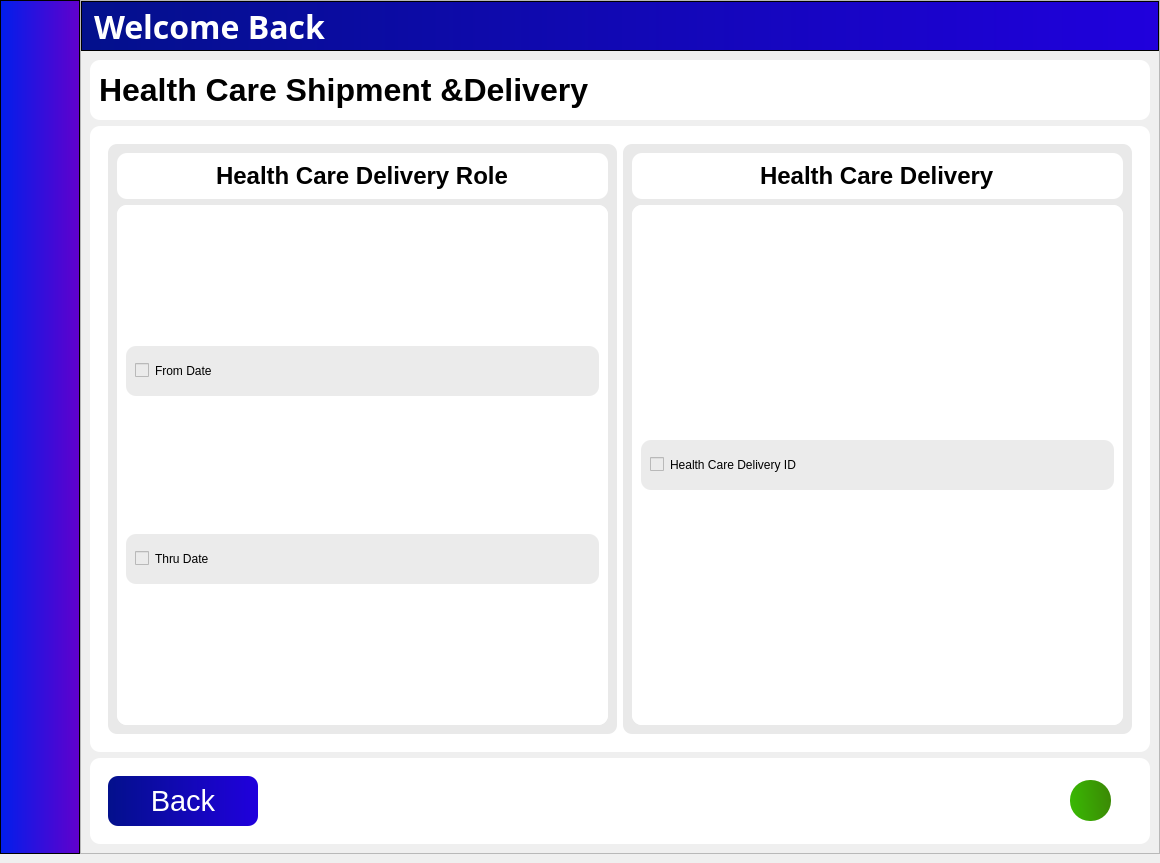
Before: the Qt Designer form 1st copy.ui in ahmedsiddiquii/FYP, drawn with Qt 5.
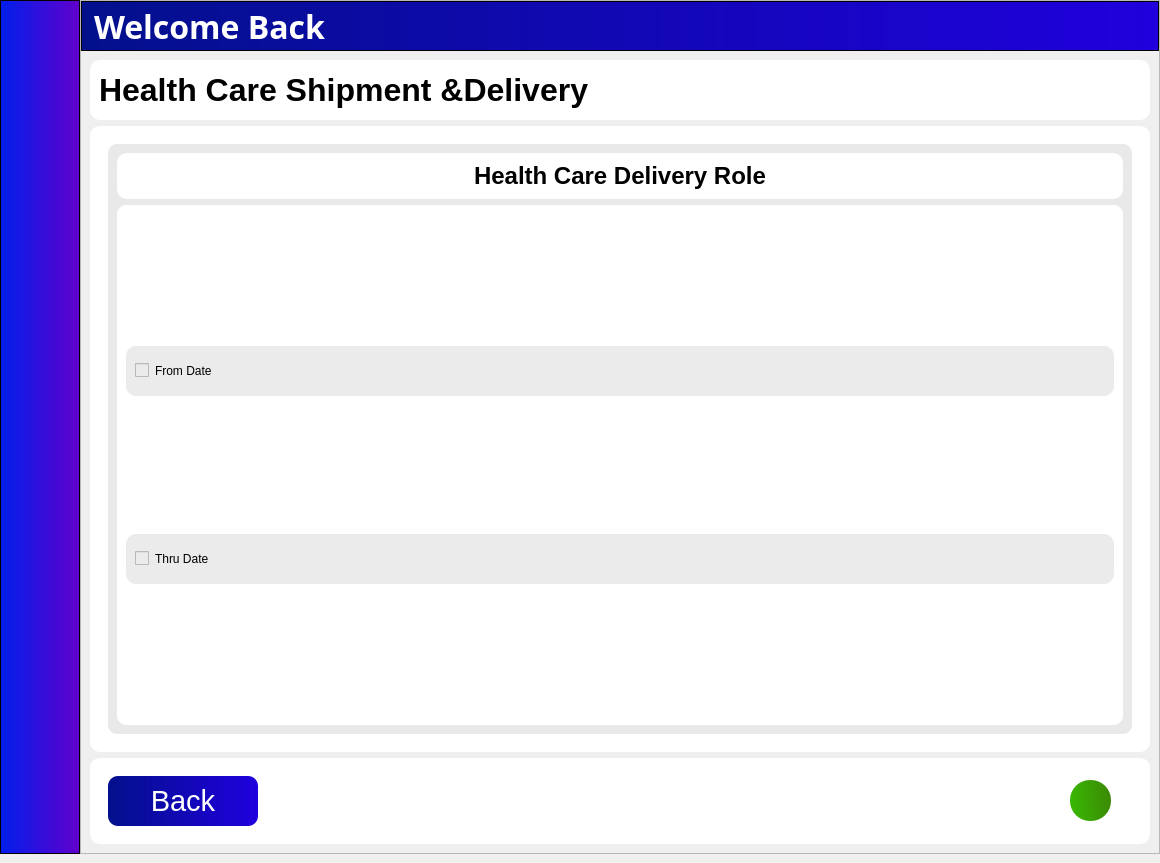
After: the same form once the commit is applied. The open tabs and pages were chosen to show the change. Icons and pictures are not drawn.

```diff
--- a/1st copy.ui
+++ b/1st copy.ui
@@ -516,7 +516,7 @@
                    <x>0</x>
                    <y>0</y>
                    <width>1030</width>
-                   <height>549</height>
+                   <height>561</height>
                   </rect>
                  </property>
                  <layout class="QGridLayout" name="gridLayout">
@@ -595,8 +595,8 @@
                          <rect>
                           <x>0</x>
                           <y>0</y>
-                          <width>471</width>
-                          <height>439</height>
+                          <width>982</width>
+                          <height>451</height>
                          </rect>
                         </property>
                         <layout class="QVBoxLayout" name="verticalLayout_8">
@@ -665,122 +665,6 @@
                     </layout>
                    </widget>
                   </item>
-                  <item row="0" column="1">
-                   <widget class="QFrame" name="frame_11">
-                    <property name="minimumSize">
-                     <size>
-                      <width>411</width>
-                      <height>411</height>
-                     </size>
-                    </property>
-                    <property name="maximumSize">
-                     <size>
-                      <width>16217777</width>
-                      <height>16217777</height>
-                     </size>
-                    </property>
-                    <property name="styleSheet">
-                     <string notr="true">background-color: rgb(233, 233, 233);
-border-radius:9px;</string>
-                    </property>
-                    <property name="frameShape">
-                     <enum>QFrame::StyledPanel</enum>
-                    </property>
-                    <property name="frameShadow">
-                     <enum>QFrame::Raised</enum>
-                    </property>
-                    <layout class="QVBoxLayout" name="verticalLayout_9">
-                     <item>
-                      <widget class="QFrame" name="frame_15">
-                       <property name="maximumSize">
-                        <size>
-                         <width>16777215</width>
-                         <height>50</height>
-                        </size>
-                       </property>
-                       <property name="styleSheet">
-                        <string notr="true">background-color: rgb(255, 255, 255);
-border-radius:10px;</string>
-                       </property>
-                       <property name="frameShape">
-                        <enum>QFrame::StyledPanel</enum>
-                       </property>
-                       <property name="frameShadow">
-                        <enum>QFrame::Raised</enum>
-                       </property>
-                       <layout class="QHBoxLayout" name="horizontalLayout_7">
-                        <item alignment="Qt::AlignHCenter">
-                         <widget class="QLabel" name="label_6">
-                          <property name="font">
-                           <font>
-                            <pointsize>18</pointsize>
-                            <weight>75</weight>
-                            <bold>true</bold>
-                           </font>
-                          </property>
-                          <property name="text">
-                           <string>Health Care Delivery</string>
-                          </property>
-                         </widget>
-                        </item>
-                       </layout>
-                      </widget>
-                     </item>
-                     <item>
-                      <widget class="QScrollArea" name="scrollArea_3">
-                       <property name="styleSheet">
-                        <string notr="true">background-color: rgb(255, 255, 255);
-border-radius:10px;</string>
-                       </property>
-                       <property name="widgetResizable">
-                        <bool>true</bool>
-                       </property>
-                       <widget class="QWidget" name="scrollAreaWidgetContents_3">
-                        <property name="geometry">
-                         <rect>
-                          <x>0</x>
-                          <y>0</y>
-                          <width>471</width>
-                          <height>439</height>
-                         </rect>
-                        </property>
-                        <layout class="QVBoxLayout" name="verticalLayout_10">
-                         <item>
-                          <widget class="QFrame" name="frame_16">
-                           <property name="maximumSize">
-                            <size>
-                             <width>16777215</width>
-                             <height>50</height>
-                            </size>
-                           </property>
-                           <property name="styleSheet">
-                            <string notr="true">background-color: rgb(235, 235, 235);
-</string>
-                           </property>
-                           <property name="frameShape">
-                            <enum>QFrame::StyledPanel</enum>
-                           </property>
-                           <property name="frameShadow">
-                            <enum>QFrame::Raised</enum>
-                           </property>
-                           <layout class="QHBoxLayout" name="horizontalLayout_8">
-                            <item>
-                             <widget class="QCheckBox" name="checkBox_3">
-                              <property name="text">
-                               <string>Health Care Delivery ID</string>
-                              </property>
-                             </widget>
-                            </item>
-                           </layout>
-                          </widget>
-                         </item>
-                        </layout>
-                       </widget>
-                      </widget>
-                     </item>
-                    </layout>
-                   </widget>
-                  </item>
                  </layout>
                 </widget>
                </widget>
```
Left out of the diff: 14 changed lines with no effect on the pictures.
